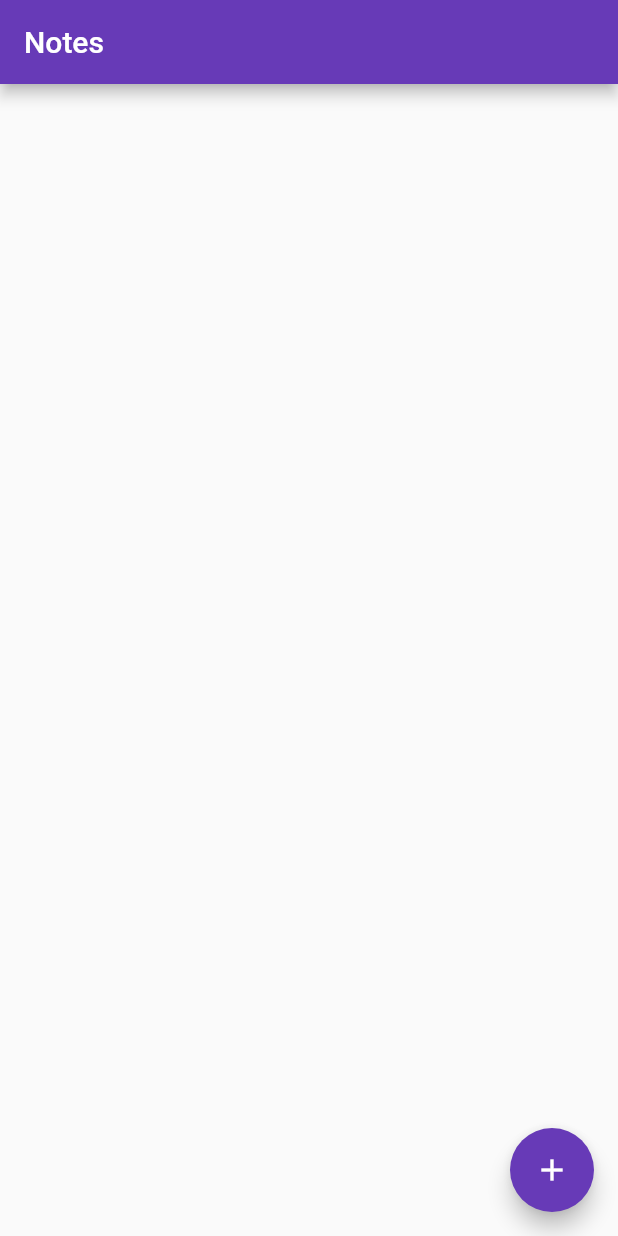
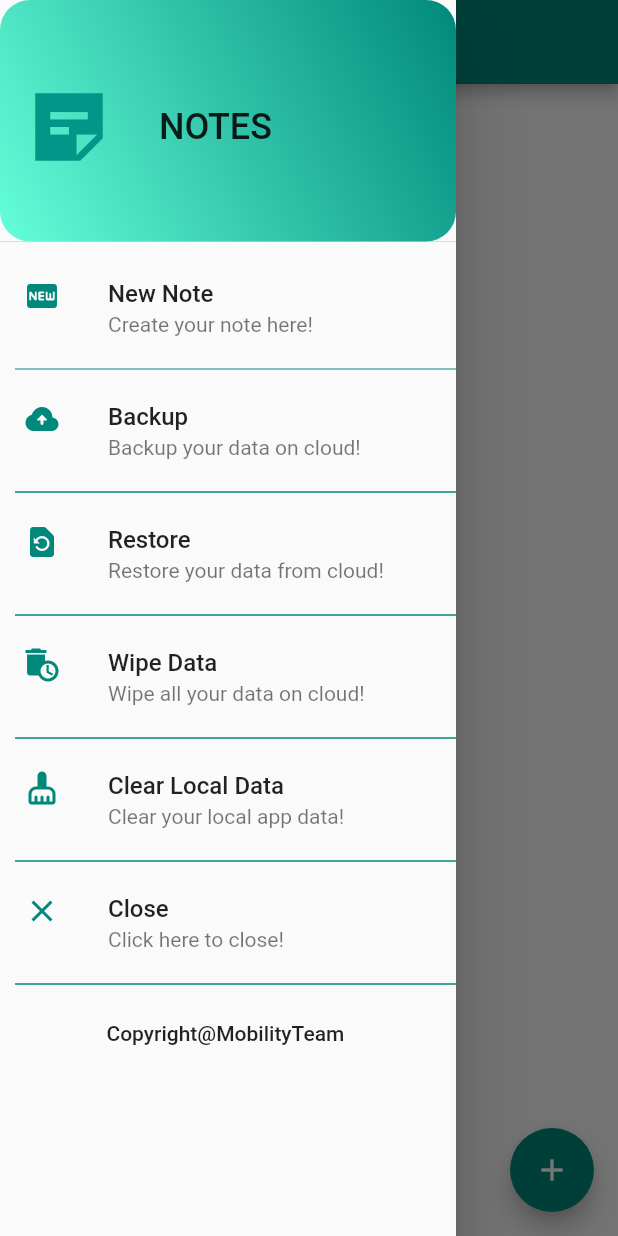
Before and after one commit to triptisahu08/NoteNew, a Flutter app: the screen it shows after launch, with the side drawer open (before the commit the screen has no drawer), on a phone screen of 412 x 824 dp. Run offline on Flutter 3.47's test engine with Material 2 defaults, Android fonts, the phone set to English and light mode, and no system bars; our stand-ins replace sqflite; accounts and stored records are empty.

Commit message:
Drawer UI Complete

```diff
--- a/lib/main.dart
+++ b/lib/main.dart
@@ -1,6 +1,5 @@
 import 'package:flutter/material.dart';
 import 'package:flutter_app_notes/screens/note_list.dart';
-import 'package:flutter_app_notes/screens/note_detail.dart';
 
 void main() {
   runApp(MyApp());
--- a/lib/screens/note_detail.dart
+++ b/lib/screens/note_detail.dart
@@ -1,4 +1,3 @@
-import 'dart:async';
 import 'package:flutter/material.dart';
 import 'package:flutter_app_notes/models/note.dart';
 import 'package:flutter_app_notes/utils/database_helper.dart';
--- a/lib/screens/note_list.dart
+++ b/lib/screens/note_list.dart
@@ -1,4 +1,5 @@
 import 'dart:async';
+import 'dart:ui';
 import 'package:flutter/material.dart';
 import 'package:flutter_app_notes/models/note.dart';
 import 'package:flutter_app_notes/utils/database_helper.dart';
@@ -32,12 +33,137 @@ class NoteListState extends State<NoteList> {
     return Scaffold(
 
       appBar: AppBar(
+        backgroundColor: Colors.teal[600],
         title: Text('Notes'),
       ),
 
       body: getNoteListView(),
+      drawer: new Drawer(
+        elevation: 20.0,
+        child:new ListView(
+          padding: EdgeInsets.zero,
+          children: <Widget>[
+            DrawerHeader(
+              child: Row(
+                  children: [Icon(Icons.sticky_note_2_sharp,size: 60.0,color: Colors.teal,),
+                    SizedBox(width: 30.0,),
+                    Text('NOTES',style: TextStyle(color: Colors.black87,fontSize: 24.0,),),
+                    Divider(thickness: 3.0,
+                      color: Colors.black,
+                      height: 2.0,
+                      indent: 2.0,),
+                 ], ),
+              decoration: BoxDecoration(
+                borderRadius: BorderRadius.circular(20.0),
+              //   image: DecorationImage(
+              //   image: AssetImage('assets/logo.png'),
+              //   fit: BoxFit.scaleDown,
+              // ),
+              gradient: new LinearGradient(
+                begin: Alignment.topRight,
+                end: Alignment.bottomLeft,
+               colors:[Colors.teal[600], Colors.tealAccent],
+               ),
+                ),
+            ),
+            ListTile(
+              leading: Icon(Icons.fiber_new_rounded,color: Colors.teal[600],),
+              title: Text('New Note',style: TextStyle(fontSize: 16.0,),),
+              subtitle: Text('Create your note here!'),
+              onTap: (){
+                alertDialog();
+                //Navigator.push(context, MaterialPageRoute(builder: (context)=> NoteDetail()));
+              },
+            ),
+            new Divider(
+              height: 10.0,
+              color: Colors.teal[600],
+              indent: 10.0,
+            ),
+            ListTile(
+              title: Text('Backup',style: TextStyle(fontSize: 16.0,),),
+              leading: Icon(Icons.backup_rounded,color: Colors.teal[600],),
+              subtitle: Text('Backup your data on cloud!'),
+              onTap: (){
+                alertDialog();
+              },
+            ),
+            new Divider(
+              height: 10.0,
+              thickness: 1.0,
+              color: Colors.teal[600],
+              indent: 10.0,
+            ),
+            ListTile(
+              title: Text('Restore',style: TextStyle(fontSize: 16.0,),),
+              leading: Icon(Icons.restore_page_rounded,color: Colors.teal[600],),
+              subtitle: Text('Restore your data from cloud!'),
+              onTap: (){
+                alertDialog();
+              },
+            ),
+            new Divider(
+              height: 10.0,
+              thickness: 1.0,
+              color: Colors.teal[600],
+              indent: 10.0,
+            ),
+            ListTile(
+              title: Text('Wipe Data',style: TextStyle(fontSize: 16.0,),),
+              leading: Icon(Icons.auto_delete,color: Colors.teal[600],),
+              subtitle: Text('Wipe all your data on cloud!'),
+              onTap: (){
+                alertDialog();
+
+              },
+            ),
+            new Divider(
+              height: 10.0,
+              thickness: 1.0,
+              color: Colors.teal[600],
+              indent: 10.0,
+            ),
+            ListTile(
+              title: Text('Clear Local Data',style: TextStyle(fontSize: 16.0,),),
+              leading: Icon(Icons.cleaning_services_rounded,color: Colors.teal[600],),
+              hoverColor: Colors.brown,
+              subtitle: Text('Clear your local app data!'),
+              onTap: (){
+                alertDialog();
+
+              },
+            ),
+            new Divider(
+              height: 10.0,
+              thickness: 1.0,
+              color: Colors.teal[600],
+              indent: 10.0,
+            ),
+            ListTile(
+              title: Text('Close',style: TextStyle(fontSize: 16.0,),),
+              leading: Icon(Icons.close,color: Colors.teal[600],),
+              hoverColor: Colors.brown,
+              subtitle: Text('Click here to close!'),
+              onTap: (){
+                Navigator.pop(context);
+              },
+            ),
+            new Divider(
+              height: 10.0,
+              thickness: 1.0,
+              color: Colors.teal[600],
+              indent: 10.0,
+            ),
+            ListTile(
+              title: Center(child: Text('Copyright@MobilityTeam ')),
+            )
+          ],
+        ),
+
+      ),
 
       floatingActionButton: FloatingActionButton(
+        backgroundColor: Colors.teal[600],
         onPressed: () {
           debugPrint('FAB clicked');
           navigateToDetail(Note('', '', 2), 'Add Note');
@@ -53,7 +179,7 @@ class NoteListState extends State<NoteList> {
 
   ListView getNoteListView() {
 
-    TextStyle titleStyle = Theme.of(context).textTheme.subhead;
+    TextStyle titleStyle = Theme.of(context).textTheme.subtitle1;
 
     return ListView.builder(
       itemCount: count,
@@ -88,6 +214,25 @@ class NoteListState extends State<NoteList> {
           ),
         );
       },
+    );
+  }
+
+  void alertDialog()
+  {
+    showDialog(
+      context: context,
+      builder: (ctx) => AlertDialog(
+        title: Text("Alert Dialog Box"),
+        content: Text("Work in Progress....."),
+        actions: <Widget>[
+          FlatButton(
+            onPressed: () {
+              Navigator.of(ctx).pop();
+            },
+            child: Text("okay",style: TextStyle(color:Colors.teal),),
+          ),
+        ],
+      ),
     );
   }
 
```
Also changed, not shown: pubspec.yaml (+4 -3 lines), assets/logo.png (added), assets/noteslogo.png (added), assets/noteslogo3.jpg (added), 1 other file.
